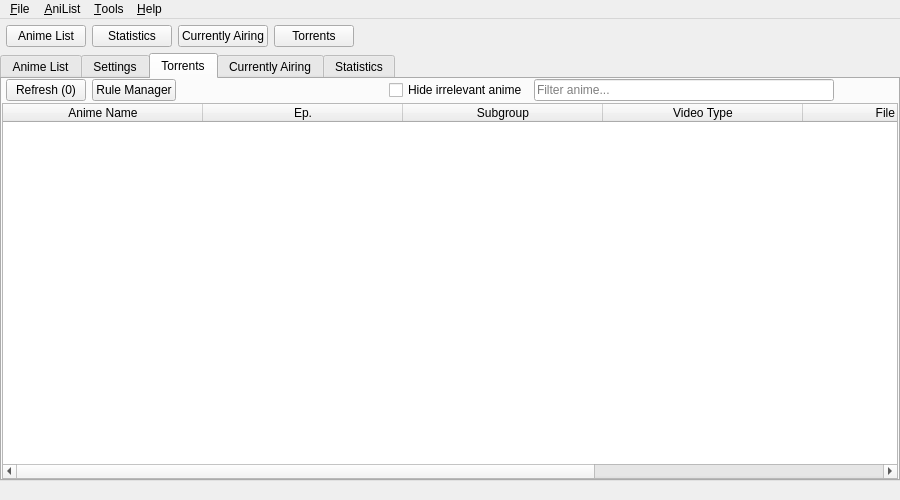
The window that src/gui/mainwindow.ui (killmaster/Shinjiru) describes before a commit, drawn with Qt 5.
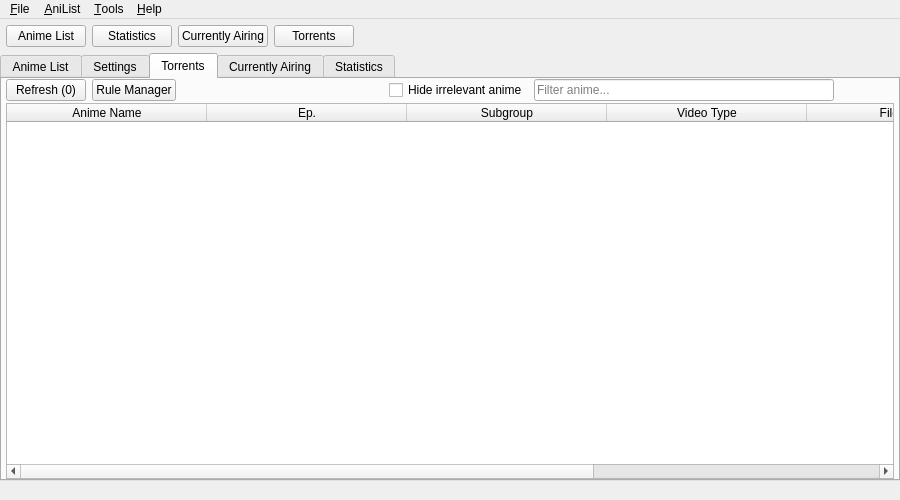
The same window after the commit.

Commit message: Normalize main window margins

```diff
--- a/src/gui/mainwindow.ui
+++ b/src/gui/mainwindow.ui
@@ -515,13 +515,13 @@
          <number>2</number>
         </property>
         <property name="leftMargin">
-         <number>0</number>
+         <number>4</number>
         </property>
         <property name="topMargin">
          <number>0</number>
         </property>
         <property name="rightMargin">
-         <number>0</number>
+         <number>4</number>
         </property>
         <property name="bottomMargin">
          <number>0</number>
@@ -529,10 +529,10 @@
         <item>
          <layout class="QHBoxLayout" name="horizontalLayout">
           <property name="leftMargin">
-           <number>4</number>
+           <number>0</number>
           </property>
           <property name="rightMargin">
-           <number>4</number>
+           <number>0</number>
           </property>
           <item>
            <widget class="QPushButton" name="refreshButton">
```
